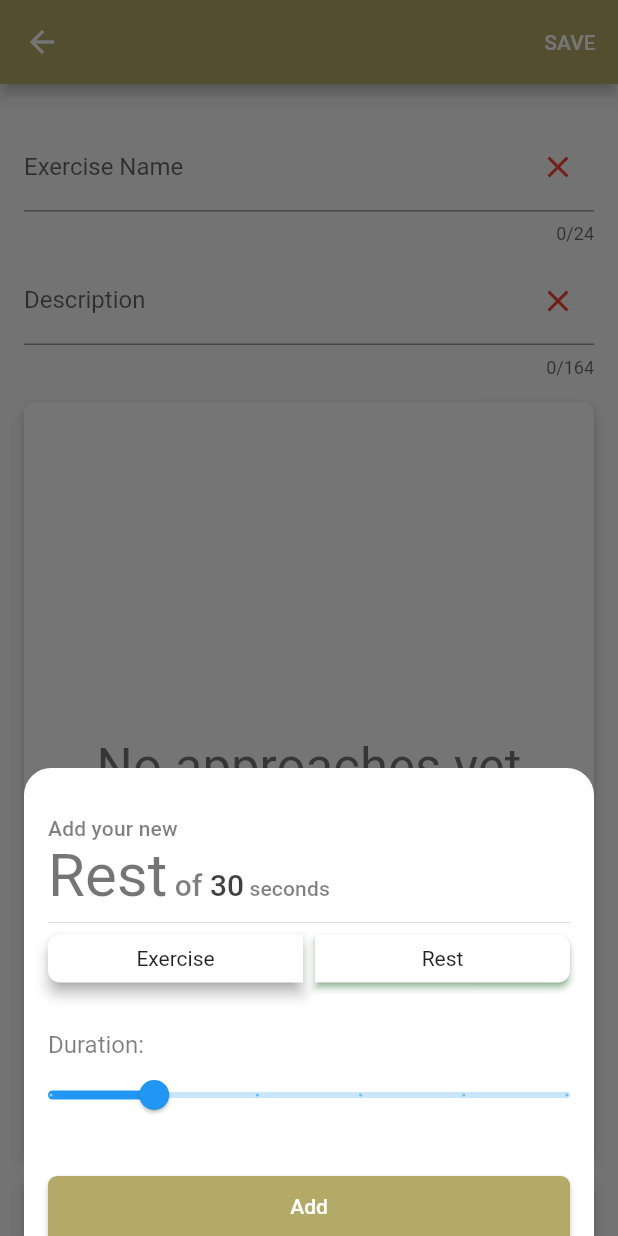
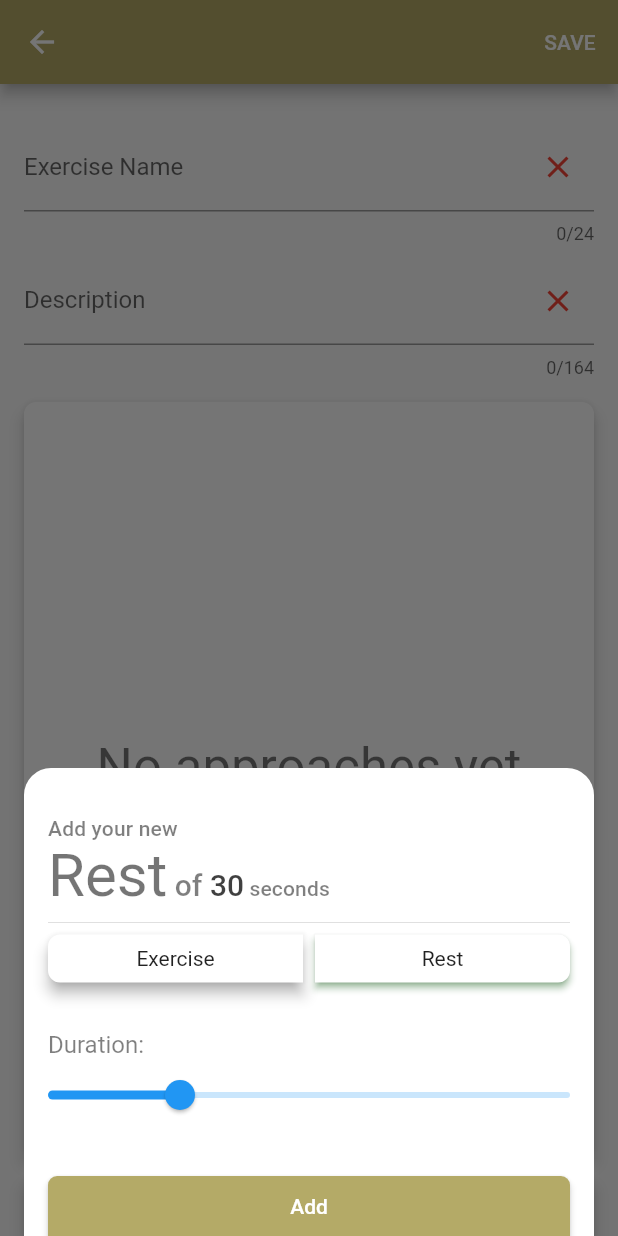
Before and after one commit to yurecKovalchuk/gym_companion, a Flutter app: the ExerciseCreate screen opened directly, after a tap on "ADD APPROACH", on a phone screen of 412 x 824 dp. Run offline on Flutter 3.47's test engine with Material 2 defaults, Android fonts, the phone set to English and light mode, and no system bars; our stand-ins replace flutter_bloc.

Commit message:
refactor/change widget Slider, and container approaches list

```diff
--- a/lib/features/exercise_create/widget/container_approaches_list.dart
+++ b/lib/features/exercise_create/widget/container_approaches_list.dart
@@ -51,7 +51,8 @@ class ContainerApproachesList extends StatelessWidget {
                       ),
                     ),
                   )
-                : ListView.builder(
+                : Expanded(
+                    child: ListView.builder(
                       shrinkWrap: true,
                       itemCount: approaches.length,
                       itemBuilder: (context, index) {
@@ -114,6 +115,7 @@ class ContainerApproachesList extends StatelessWidget {
                         );
                       },
                     ),
+                  ),
           ],
         ),
       ),
--- a/lib/features/exercise_create/widget/show_modal_bottom_sheet_set_approaches.dart
+++ b/lib/features/exercise_create/widget/show_modal_bottom_sheet_set_approaches.dart
@@ -152,11 +152,11 @@ class _ShowModalBottomSheetSetApproachesState extends State<ShowModalBottomSheet
                 child: Slider(
                   value: _currentSliderValue.toDouble(),
                   max: 120,
-                  divisions: 5,
+                  divisions: 60,
                   label: _currentSliderValue.round().toString(),
                   onChanged: (double value) {
                     setState(() {
-                      _currentSliderValue = value as int;
+                      _currentSliderValue = value.toInt();
                     });
                   },
                 ),
```
Lines whose indentation alone changed are shown as unchanged.
